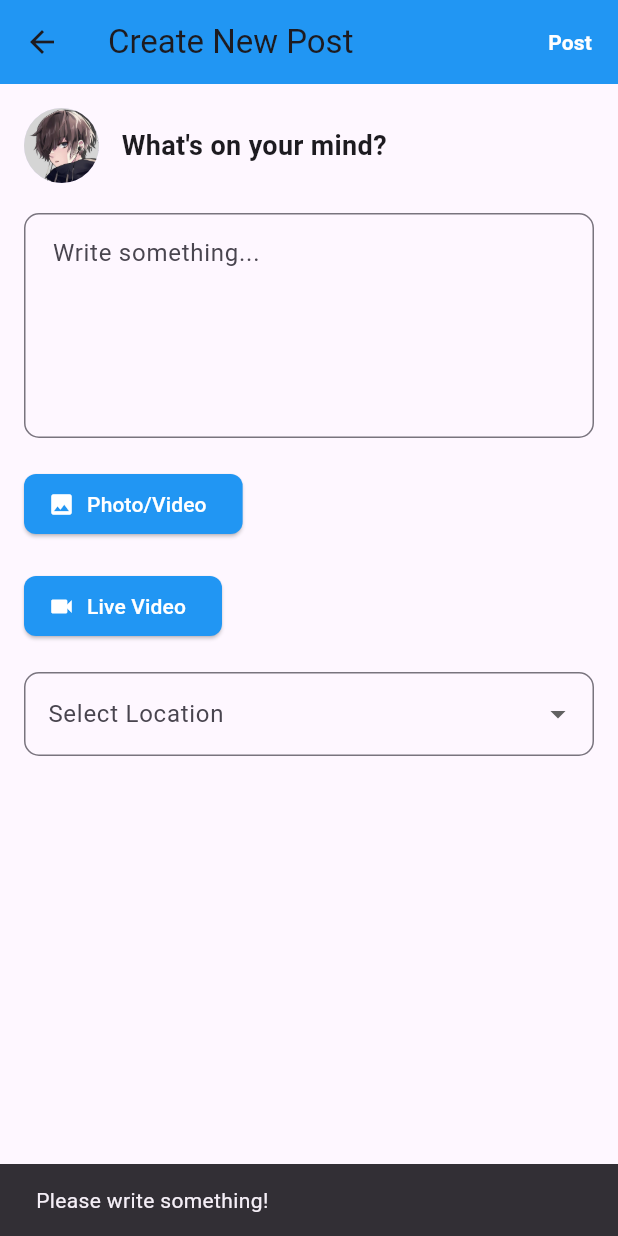
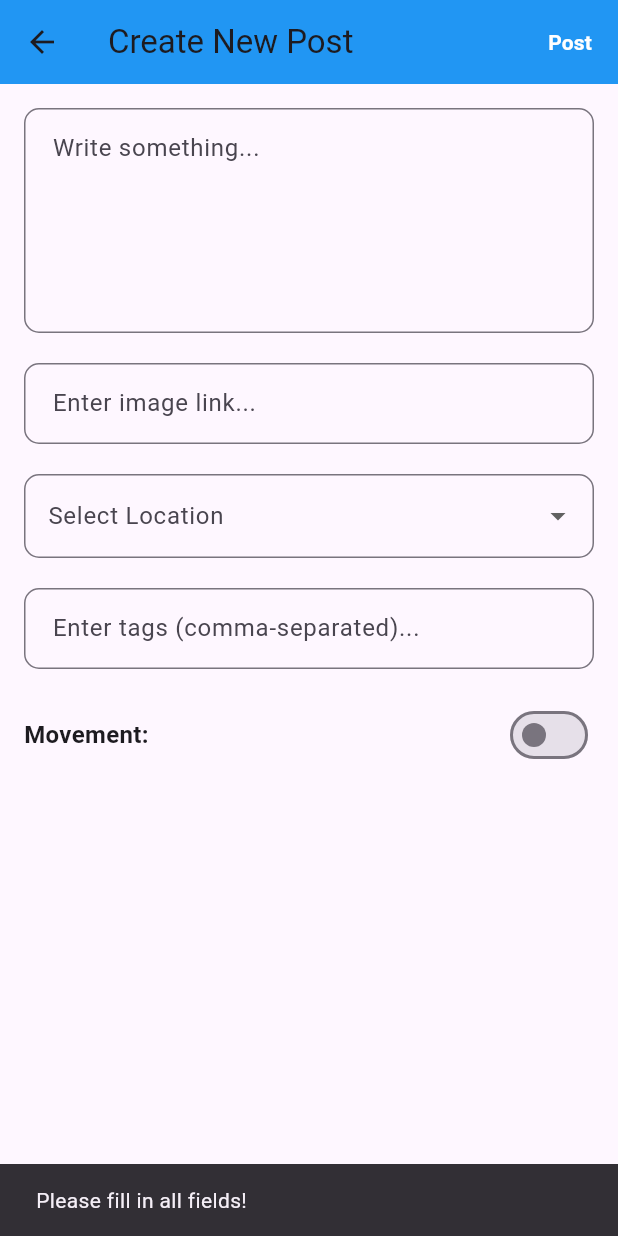
Before and after one commit to emtiaz1/on_the_go, a Flutter app: the NewPostPage screen opened directly, after a tap on "Post", on a phone screen of 412 x 824 dp. Run offline on Flutter 3.47's test engine with Material 3 defaults, Android fonts, the phone set to English and light mode, and no system bars; our stand-ins replace cloud_firestore, firebase_auth, firebase_core, flutter_map, google_fonts, icons_plus and 3 more; missing offline and left inert: flutter_map_location_marker; accounts and stored records are empty.

Commit message:
new post update 1

```diff
--- a/lib/newpost.dart
+++ b/lib/newpost.dart
@@ -1,7 +1,5 @@
 import 'package:flutter/material.dart';
-import 'newsfeed_page.dart'; // Import the NewsFeedPage
-import 'package:image_picker/image_picker.dart'; // Add this import
-import 'dart:io'; // For File
+import 'package:cloud_firestore/cloud_firestore.dart'; // Firestore import
 
 class NewPostPage extends StatefulWidget {
   const NewPostPage({super.key});
@@ -12,30 +10,51 @@
 
 class _NewPostPageState extends State<NewPostPage> {
   final TextEditingController _postController = TextEditingController();
+  final TextEditingController _imageLinkController = TextEditingController();
+  final TextEditingController _tagsController = TextEditingController();
   String? _selectedLocation;
+  bool _isMovementEnabled = false; // Toggle button state
   final List<String> _locations = ['Dhaka', 'Chittagong', 'Sylhet', 'Khulna'];
-  File? _selectedImageFile; // Update to use File for the selected image
-  File? _selectedVideoFile; // Update to use File for the selected video
 
-  Future<void> _pickImage() async {
-    final ImagePicker picker = ImagePicker();
-    final XFile? image = await picker.pickImage(source: ImageSource.gallery);
-
-    if (image != null) {
-      setState(() {
-        _selectedImageFile = File(image.path);
-      });
-    }
+  Future<void> _submitPost() async {
+    if (_postController.text.isEmpty ||
+        _imageLinkController.text.isEmpty ||
+        _selectedLocation == null) {
+      ScaffoldMessenger.of(context).showSnackBar(
+        const SnackBar(content: Text('Please fill in all fields!')),
+      );
+      return;
     }
 
-  Future<void> _recordVideo() async {
-    final ImagePicker picker = ImagePicker();
-    final XFile? video = await picker.pickVideo(source: ImageSource.camera);
+    try {
+      // Save post to Firestore
+      await FirebaseFirestore.instance.collection('posts').add({
+        'content': _postController.text,
+        'imageLink': _imageLinkController.text,
+        'location': _selectedLocation,
+        'tags': _tagsController.text,
+        'movement': _isMovementEnabled, // Store boolean value
+        'reactions': 0,
+        'views': 0,
+        'timestamp': FieldValue.serverTimestamp(),
+      });
 
-    if (video != null) {
+      ScaffoldMessenger.of(context).showSnackBar(
+        const SnackBar(content: Text('Post Published!')),
+      );
+
+      // Clear fields after submission
+      _postController.clear();
+      _imageLinkController.clear();
+      _tagsController.clear();
       setState(() {
-        _selectedVideoFile = File(video.path);
+        _selectedLocation = null;
+        _isMovementEnabled = false;
       });
+    } catch (e) {
+      ScaffoldMessenger.of(context).showSnackBar(
+        SnackBar(content: Text('Error: $e')),
+      );
     }
   }
 
@@ -47,24 +66,7 @@
         backgroundColor: Colors.blue,
         actions: [
           TextButton(
-            onPressed: () {
-              // Handle post submission
-              if (_postController.text.isNotEmpty) {
-                ScaffoldMessenger.of(context).showSnackBar(
-                  const SnackBar(content: Text('Post Published!')),
-                );
-
-                // Navigate to NewsFeedPage after posting
-                Navigator.pushReplacement(
-                  context,
-                  MaterialPageRoute(builder: (context) => const NewsFeedPage()),
-                );
-              } else {
-                ScaffoldMessenger.of(context).showSnackBar(
-                  const SnackBar(content: Text('Please write something!')),
-                );
-              }
-            },
+            onPressed: _submitPost,
             child: const Text(
               'Post',
               style:
@@ -78,23 +80,6 @@
         child: Column(
           crossAxisAlignment: CrossAxisAlignment.start,
           children: [
-            // Profile Section
-            Row(
-              children: [
-                CircleAvatar(
-                  radius: 25,
-                  backgroundImage: AssetImage(
-                      'assets/images/profile.png'), // Replace with your profile image
-                ),
-                const SizedBox(width: 15),
-                const Text(
-                  "What's on your mind?",
-                  style: TextStyle(fontSize: 18, fontWeight: FontWeight.bold),
-                ),
-              ],
-            ),
-            const SizedBox(height: 20),
-
             // Text Box for Post Content
             TextField(
               controller: _postController,
@@ -109,72 +94,15 @@
             ),
             const SizedBox(height: 20),
 
-            // Add Image Button
-            Row(
-              children: [
-                ElevatedButton.icon(
-                  onPressed: _pickImage, // Call the _pickImage method
-                  icon: const Icon(Icons.image),
-                  label: const Text('Photo/Video'),
-                  style: ElevatedButton.styleFrom(
-                    foregroundColor: Colors.white,
-                    backgroundColor: Colors.blue,
-                    shape: RoundedRectangleBorder(
-                      borderRadius: BorderRadius.circular(8.0),
+            // Image Link Input
+            TextField(
+              controller: _imageLinkController,
+              decoration: InputDecoration(
+                hintText: 'Enter image link...',
+                border: OutlineInputBorder(
+                  borderRadius: BorderRadius.circular(10.0),
                 ),
-                  ),
-                ),
-                const SizedBox(width: 10),
-                if (_selectedImageFile != null)
-                  const Icon(Icons.check_circle, color: Colors.green),
-              ],
-            ),
-            if (_selectedImageFile != null)
-              Padding(
-                padding: const EdgeInsets.only(top: 10.0),
-                child: ClipRRect(
-                  borderRadius: BorderRadius.circular(10),
-                  child: Image.file(
-                    _selectedImageFile!,
-                    height: 150,
-                    width: double.infinity,
-                    fit: BoxFit.cover,
-                  ),
-                ),
-              ),
-            const SizedBox(height: 20),
-
-            // Add Video Button
-            Row(
-              children: [
-                ElevatedButton.icon(
-                  onPressed: _recordVideo, // Call the _recordVideo method
-                  icon: const Icon(Icons.videocam),
-                  label: const Text('Live Video'),
-                  style: ElevatedButton.styleFrom(
-                    foregroundColor: Colors.white,
-                    backgroundColor: Colors.blue,
-                    shape: RoundedRectangleBorder(
-                      borderRadius: BorderRadius.circular(8.0),
-                    ),
-                  ),
-                ),
-                const SizedBox(width: 10),
-                if (_selectedVideoFile != null)
-                  const Icon(Icons.check_circle, color: Colors.green),
-              ],
-            ),
-            if (_selectedVideoFile != null)
-              Padding(
-                padding: const EdgeInsets.only(top: 10.0),
-                child: Container(
-                  height: 150,
-                  width: double.infinity,
-                  color: Colors.black12,
-                  child: const Center(
-                    child:
-                        Icon(Icons.play_circle, size: 50, color: Colors.blue),
-                  ),
+                contentPadding: const EdgeInsets.all(15),
               ),
             ),
             const SizedBox(height: 20),
@@ -202,16 +130,34 @@
             ),
             const SizedBox(height: 20),
 
-            // Preview Selected Location
-            if (_selectedLocation != null)
+            // Tags Input
+            TextField(
+              controller: _tagsController,
+              decoration: InputDecoration(
+                hintText: 'Enter tags (comma-separated)...',
+                border: OutlineInputBorder(
+                  borderRadius: BorderRadius.circular(10.0),
+                ),
+                contentPadding: const EdgeInsets.all(15),
+              ),
+            ),
+            const SizedBox(height: 20),
+
+            // Movement Toggle Button
             Row(
+              mainAxisAlignment: MainAxisAlignment.spaceBetween,
               children: [
-                  const Icon(Icons.location_on, color: Colors.red),
-                  const SizedBox(width: 5),
-                  Text(
-                    _selectedLocation!,
-                    style: const TextStyle(
-                        fontSize: 16, fontWeight: FontWeight.bold),
+                const Text(
+                  'Movement:',
+                  style: TextStyle(fontSize: 16, fontWeight: FontWeight.bold),
+                ),
+                Switch(
+                  value: _isMovementEnabled,
+                  onChanged: (value) {
+                    setState(() {
+                      _isMovementEnabled = value;
+                    });
+                  },
                 ),
               ],
             ),
```
Lines whose indentation alone changed are shown as unchanged.
